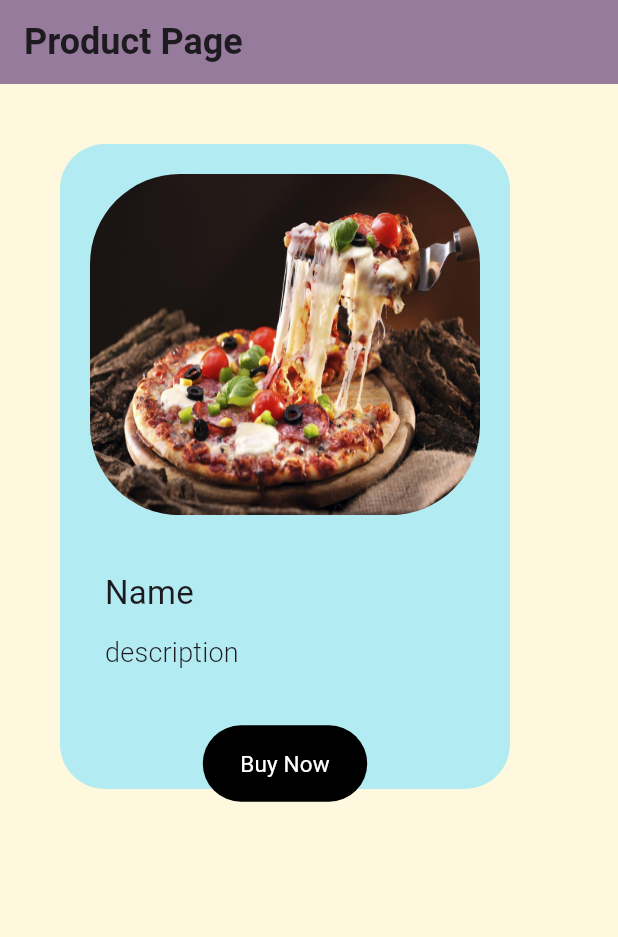
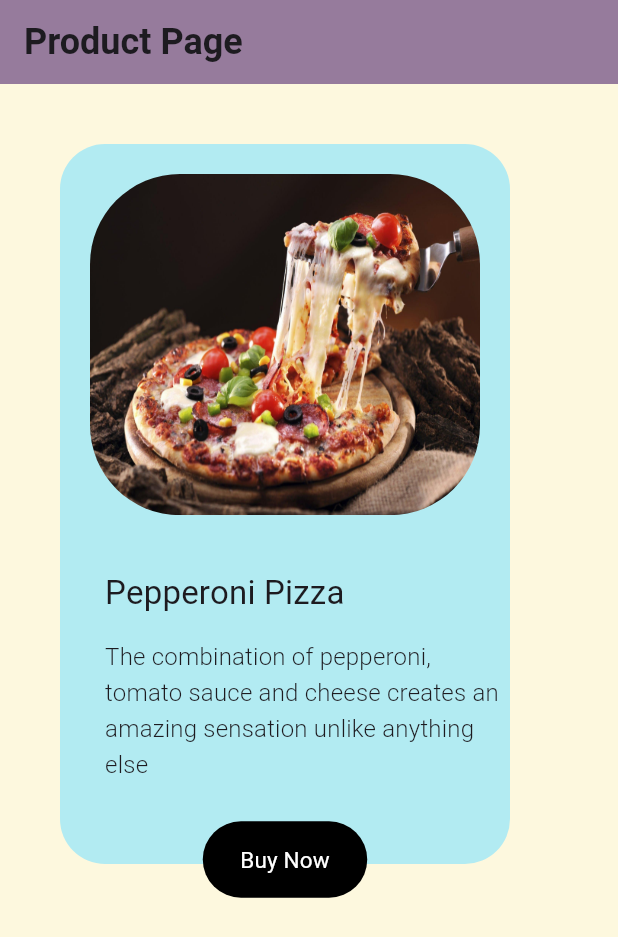
Before and after one commit to Z-i-n-k-s/Assignment_flutter_app_aust_cse2100, a Flutter app: the screen it shows after launch, on a phone screen of 412 x 824 dp. Shown: the top 937 px of the screen. Run offline on Flutter 3.47's test engine with Material 3 defaults, Android fonts, the phone set to English and light mode, and no system bars.

Commit message:
added name and description

```diff
--- a/lib/pages/product_page.dart
+++ b/lib/pages/product_page.dart
@@ -22,7 +22,7 @@ class ProductPage extends StatelessWidget {
         margin: const EdgeInsets.fromLTRB(40, 40, 40, 50),
         // padding: const EdgeInsets.fromLTRB(30, 30, 30, 30),
         width: 300,
-        height: 430,
+        height: 480,
         decoration: BoxDecoration(
           color: Colors.cyan[100],
           borderRadius: BorderRadius.circular(30),
@@ -51,7 +51,7 @@ class ProductPage extends StatelessWidget {
             Container(
               padding: EdgeInsets.only(left: 30),
               child: Text(
-                'Name',
+                'Pepperoni Pizza',
                 style: Theme.of(context).textTheme.titleMedium!.copyWith(
                       fontSize: 22,
                       fontWeight: FontWeight.w400,
@@ -59,20 +59,20 @@ class ProductPage extends StatelessWidget {
               ),
             ),
             const SizedBox(
-              height: 10,
+              height: 15,
             ),
             Container(
               padding: EdgeInsets.only(left: 30),
               child: Text(
-                'description',
+                'The combination of pepperoni, tomato sauce and cheese creates an amazing sensation unlike anything else',
                 style: Theme.of(context).textTheme.titleMedium!.copyWith(
-                      fontSize: 18,
+                      fontSize: 16,
                       fontWeight: FontWeight.w300,
                     ),
               ),
             ),
             const SizedBox(
-              height: 35,
+              height: 25,
             ),
             Row(
               mainAxisAlignment: MainAxisAlignment.center,
```
